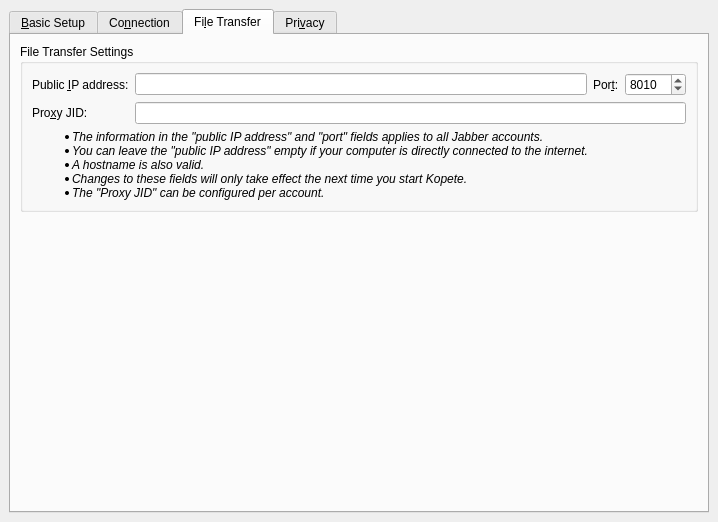
The window that protocols/jabber/ui/dlgjabbereditaccountwidget.ui (KDE/kopete) describes before a commit, drawn with Qt 5.
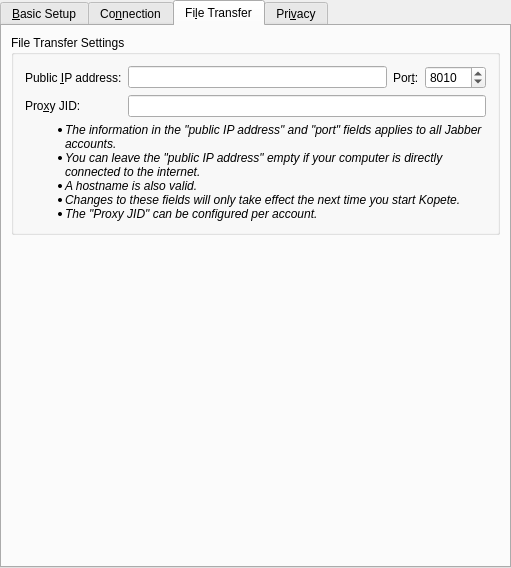
The same window after the commit. The open tabs and pages were chosen to show the change. Custom widgets are drawn as their Qt base class.

Commit message: Fix account edit page layouting, hide change password on new accounts, and hide the 'register new account' button when editing an existing account

Patch:
```diff
--- a/protocols/jabber/ui/dlgjabbereditaccountwidget.ui
+++ b/protocols/jabber/ui/dlgjabbereditaccountwidget.ui
@@ -6,8 +6,8 @@
    <rect>
     <x>0</x>
     <y>0</y>
-    <width>718</width>
-    <height>522</height>
+    <width>511</width>
+    <height>568</height>
    </rect>
   </property>
   <property name="windowTitle" >
@@ -24,16 +24,16 @@
     <number>6</number>
    </property>
    <property name="leftMargin" >
-    <number>9</number>
+    <number>0</number>
    </property>
    <property name="topMargin" >
-    <number>9</number>
+    <number>0</number>
    </property>
    <property name="rightMargin" >
-    <number>9</number>
+    <number>0</number>
    </property>
    <property name="bottomMargin" >
-    <number>9</number>
+    <number>0</number>
    </property>
    <item>
     <widget class="QTabWidget" name="tabWidget10" >
@@ -717,21 +717,6 @@
           <string>File Transfer Settings</string>
          </property>
          <layout class="QVBoxLayout" >
-          <property name="spacing" >
-           <number>6</number>
-          </property>
-          <property name="leftMargin" >
-           <number>9</number>
-          </property>
-          <property name="topMargin" >
-           <number>9</number>
-          </property>
-          <property name="rightMargin" >
-           <number>9</number>
-          </property>
-          <property name="bottomMargin" >
-           <number>9</number>
-          </property>
           <item>
            <layout class="QGridLayout" >
             <property name="leftMargin" >
@@ -831,6 +816,9 @@
             <property name="alignment" >
              <set>Qt::AlignVCenter</set>
             </property>
+            <property name="wordWrap" >
+             <bool>true</bool>
+            </property>
            </widget>
           </item>
          </layout>
```
Left out of the diff: 36 changed lines with no effect on the pictures. The commit also changes 1 other file.
